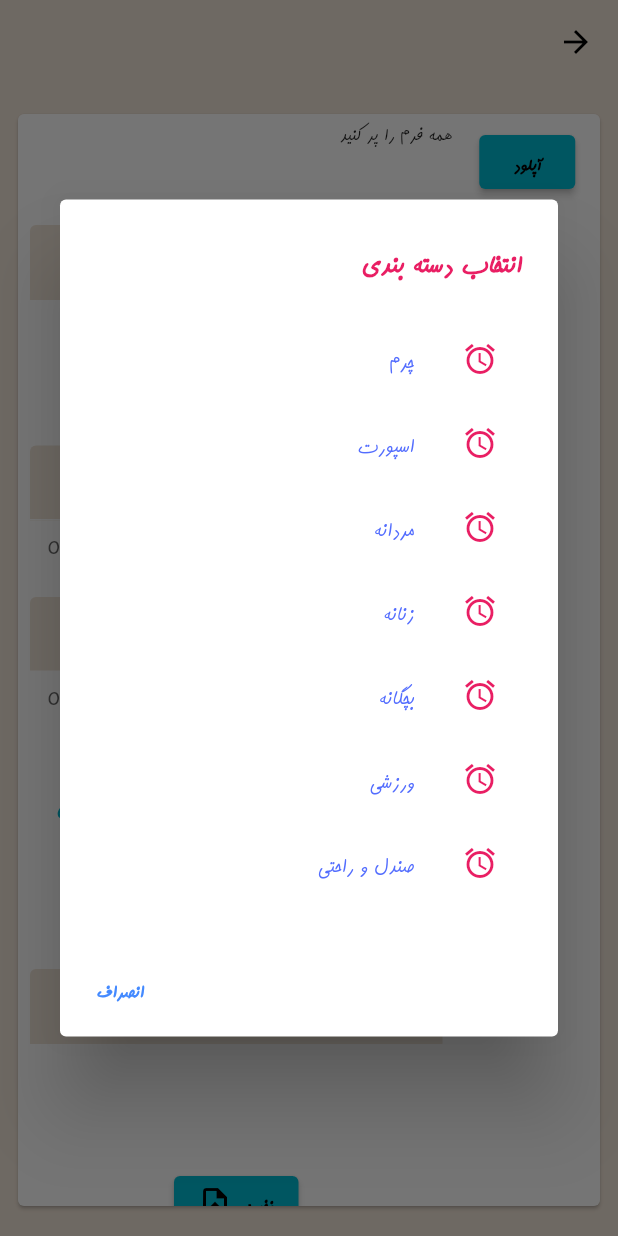
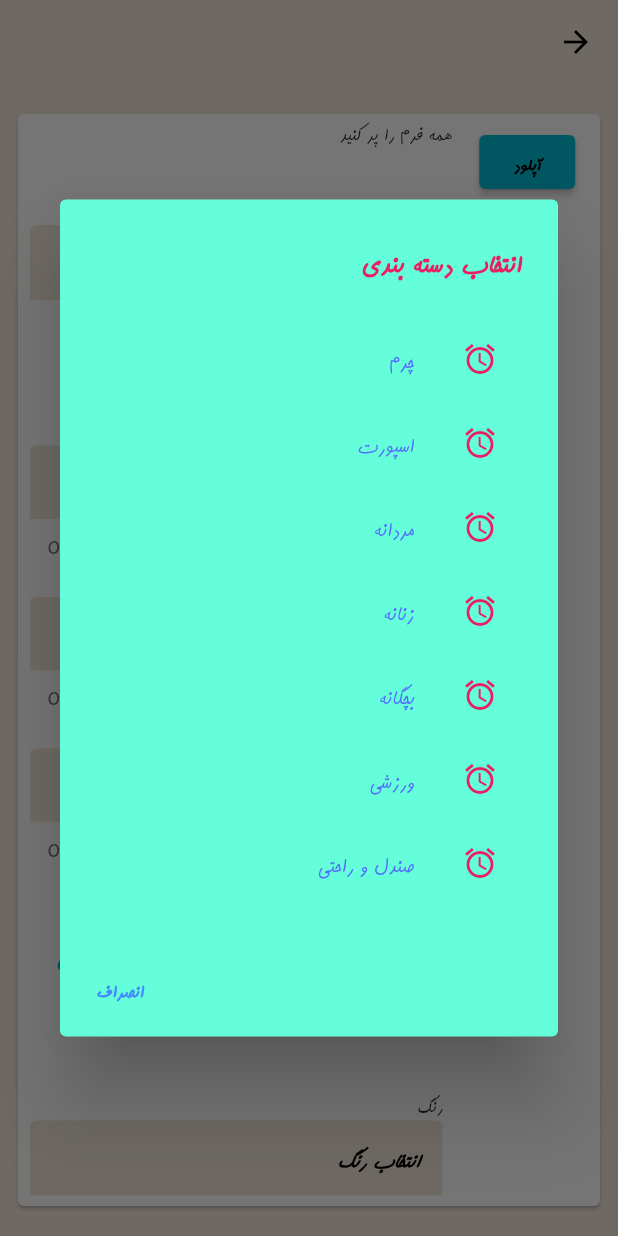
Before and after one commit to hamidbir/Shopping, a Flutter app: the AdminPanel screen opened by its route, after a tap on an icon or button, on a phone screen of 412 x 824 dp. Run offline on Flutter 3.47's test engine with Material 2 defaults, Android fonts, the phone set to English and light mode, and no system bars; our stand-ins replace auto_size_text, cloud_firestore, firebase_auth, firebase_core, firebase_storage, flare_flutter and 2 more; missing offline and left inert: dart:html; accounts and stored records are empty.

Commit message:
add number shoe to admin and modify it

```diff
--- a/lib/controller/admin_controller.dart
+++ b/lib/controller/admin_controller.dart
@@ -30,6 +30,7 @@ class AdminController extends GetxController {
   late TextEditingController shoeCatConteroller;
   late TextEditingController shoeColorConteroller;
   late TextEditingController shoeSizeConteroller;
+  late TextEditingController shoeNumberConteroller;
 
   @override
   void onInit() {
@@ -40,6 +41,7 @@ class AdminController extends GetxController {
     shoeColorConteroller = TextEditingController(text: currentColor.value);
     shoeSizeConteroller = TextEditingController();
     shoePriceConteroller = TextEditingController();
+    shoeNumberConteroller = TextEditingController();
   }
 
   void addSize() {
@@ -118,6 +120,8 @@ class AdminController extends GetxController {
       errorText.value = 'اسم کفش یادت رفت';
     } else if (shoePriceConteroller.text.trim().isEmpty) {
       errorText.value = 'کفش مفته!! قیمت نداره که';
+    } else if (shoeNumberConteroller.text.trim().isEmpty) {
+      errorText.value = 'تعداد کفش مشخص نیست';
     } else if (sizes.isEmpty) {
       errorText.value = 'کفش اندازه نداره';
     } else if (colors.isEmpty) {
@@ -139,10 +143,11 @@ class AdminController extends GetxController {
         'size': listToMap(sizesSave),
         'description': 'shoe is good',
         'view': 5,
-        'number': 10
+        'number': shoeNumberConteroller.text,
       };
       await CloudFunction().saveNewShoe(shoeMap, id /* Storage().getUid()*/);
       shoeNameConteroller.clear();
+      shoeNumberConteroller.clear();
       shoePriceConteroller.clear();
       shoeCatConteroller.text = 'انتخاب دسته بندی';
       shoeColorConteroller.text = 'انتخاب رنگ';
--- a/lib/view/pages/admin_panel.dart
+++ b/lib/view/pages/admin_panel.dart
@@ -53,8 +53,8 @@ class AdminPanel extends StatelessWidget {
                                     return Padding(
                                       padding: const EdgeInsets.all(8.0),
                                       child: SizedBox(
-                                          width: double.infinity,
-                                          height: 50,
+                                          width: 200,
+                                          height: 200,
                                           // child: Image.memory(base64Decode(
                                           //     adminController
                                           //         .imageUrl[index]))
@@ -146,7 +146,15 @@ class AdminPanel extends StatelessWidget {
                                         controller: adminController
                                             .shoePriceConteroller,
                                         onClick: () {},
-                                        maxLength: 100),
+                                        maxLength: 10),
+                                    _textTile('تعداد کفش'),
+                                    _textFormField(
+                                        valueKey: 'TaskNumber',
+                                        enabled: true,
+                                        controller: adminController
+                                            .shoeNumberConteroller,
+                                        onClick: () {},
+                                        maxLength: 2),
                                     _textTile('اندازه'),
                                     Row(
                                       children: [
@@ -158,7 +166,7 @@ class AdminPanel extends StatelessWidget {
                                               controller: adminController
                                                   .shoeSizeConteroller,
                                               onClick: () {},
-                                              maxLength: 100),
+                                              maxLength: 2),
                                         ),
                                         TextButton(
                                             onPressed: () {
@@ -289,6 +297,7 @@ class AdminPanel extends StatelessWidget {
       {bool color = false}) {
     final AdminController admin = Get.find();
     return AlertDialog(
+        backgroundColor: Colors.tealAccent,
         actions: [
           TextButton(
               onPressed: () {
@@ -321,12 +330,8 @@ class AdminPanel extends StatelessWidget {
                         Navigator.of(context).pop();
                       },
                       child: CircleAvatar(
-                        radius: 19,
-                        backgroundColor: Colors.black,
-                        child: CircleAvatar(
-                          radius: 17,
-                          backgroundColor: Color(int.parse(list[index])),
-                        ),
+                        radius: 18,
+                        backgroundColor: Color(int.parse(list[index])),
                       ),
                     );
                   },
```
